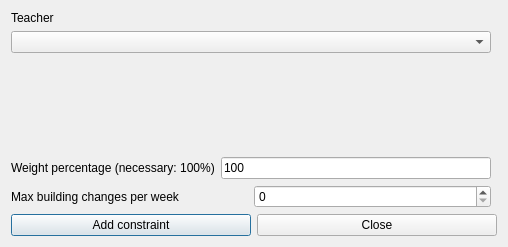
The window that fet/src/interface/addconstraintteachermaxbuildingchangesperweekform_template.ui (vonmecheln/fet) describes before a commit, drawn with Qt 5.
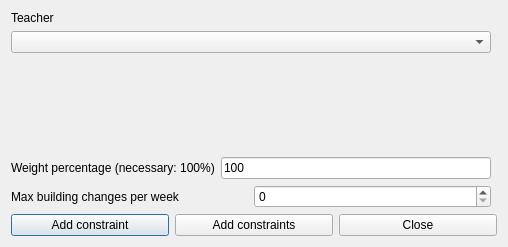
The same window after the commit.

```diff
--- a/fet/src/interface/addconstraintteachermaxbuildingchangesperweekform_template.ui
+++ b/fet/src/interface/addconstraintteachermaxbuildingchangesperweekform_template.ui
@@ -23,6 +23,13 @@
        </property>
       </widget>
      </item>
+     <item>
+      <widget class="QPushButton" name="addConstraintsPushButton">
+       <property name="text">
+        <string>Add constraints</string>
+       </property>
+      </widget>
+     </item>
      <item>
       <widget class="QPushButton" name="closePushButton">
        <property name="text">
```
